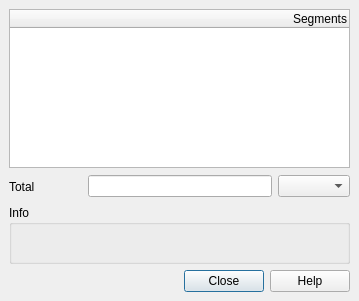
Old version of the form src/ui/qgsmeasurebase.ui in the repository qgis/QGIS.
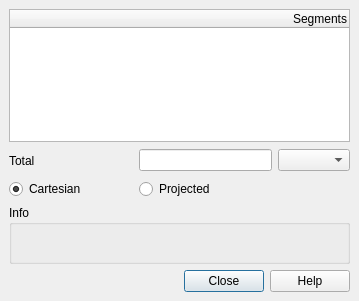
New version of the form. Icons and pictures are not drawn. Custom widgets are drawn as their Qt base class.

Commit message: Add an option to cartesian measurment

What changed in the file:
```diff
--- a/src/ui/qgsmeasurebase.ui
+++ b/src/ui/qgsmeasurebase.ui
@@ -21,8 +21,7 @@
   </property>
   <property name="windowIcon">
    <iconset>
-    <normaloff/>
-   </iconset>
+    <normaloff>.</normaloff>.</iconset>
   </property>
   <layout class="QGridLayout">
    <property name="leftMargin">
@@ -101,19 +100,19 @@
        <string>Segments</string>
       </property>
       <property name="textAlignment">
-       <set>AlignRight|AlignVCenter</set>
+       <set>AlignTrailing|AlignVCenter</set>
       </property>
      </column>
     </widget>
    </item>
-   <item row="6" column="0" colspan="4">
+   <item row="7" column="0" colspan="4">
     <widget class="QDialogButtonBox" name="buttonBox">
      <property name="standardButtons">
       <set>QDialogButtonBox::Close|QDialogButtonBox::Help</set>
      </property>
     </widget>
    </item>
-   <item row="5" column="0" colspan="4">
+   <item row="6" column="0" colspan="4">
     <widget class="QgsCollapsibleGroupBox" name="groupBox">
      <property name="title">
       <string>Info</string>
@@ -132,6 +131,26 @@
      </layout>
     </widget>
    </item>
+   <item row="5" column="0">
+    <widget class="QRadioButton" name="mCartesian">
+     <property name="text">
+      <string>Cartesian</string>
+     </property>
+     <property name="checked">
+      <bool>true</bool>
+     </property>
+    </widget>
+   </item>
+   <item row="5" column="2">
+    <widget class="QRadioButton" name="mProjected">
+     <property name="text">
+      <string>Projected</string>
+     </property>
+     <property name="checked">
+      <bool>false</bool>
+     </property>
+    </widget>
+   </item>
   </layout>
  </widget>
  <layoutdefault spacing="6" margin="11"/>
```
The commit also changes 5 other files.
